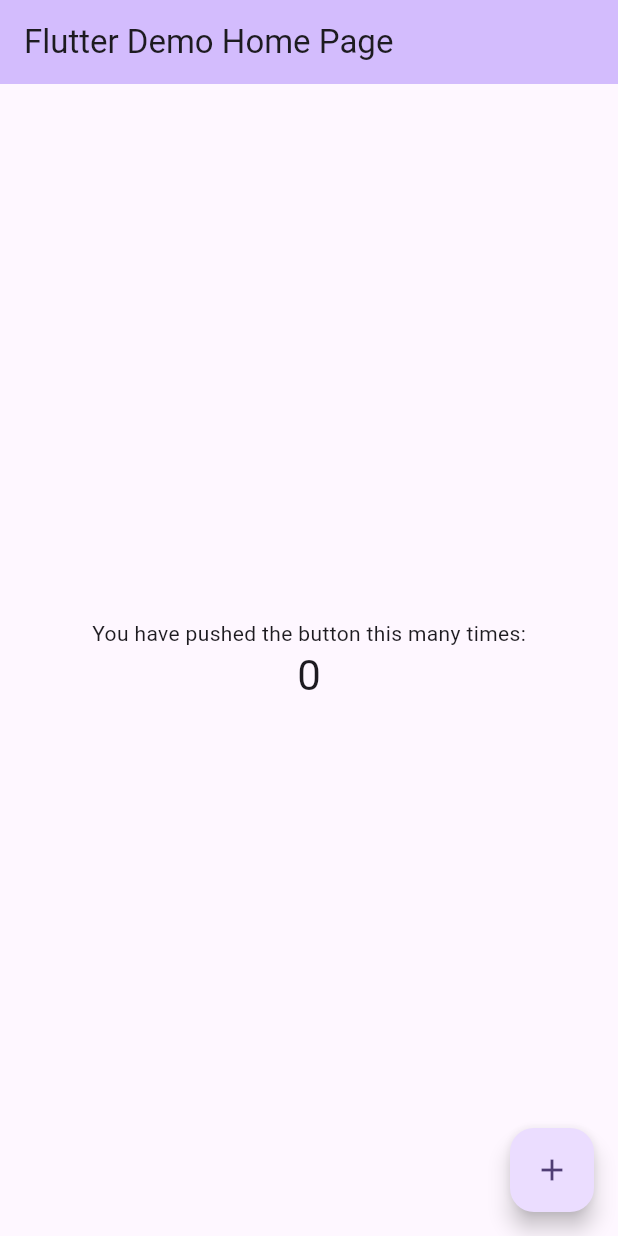
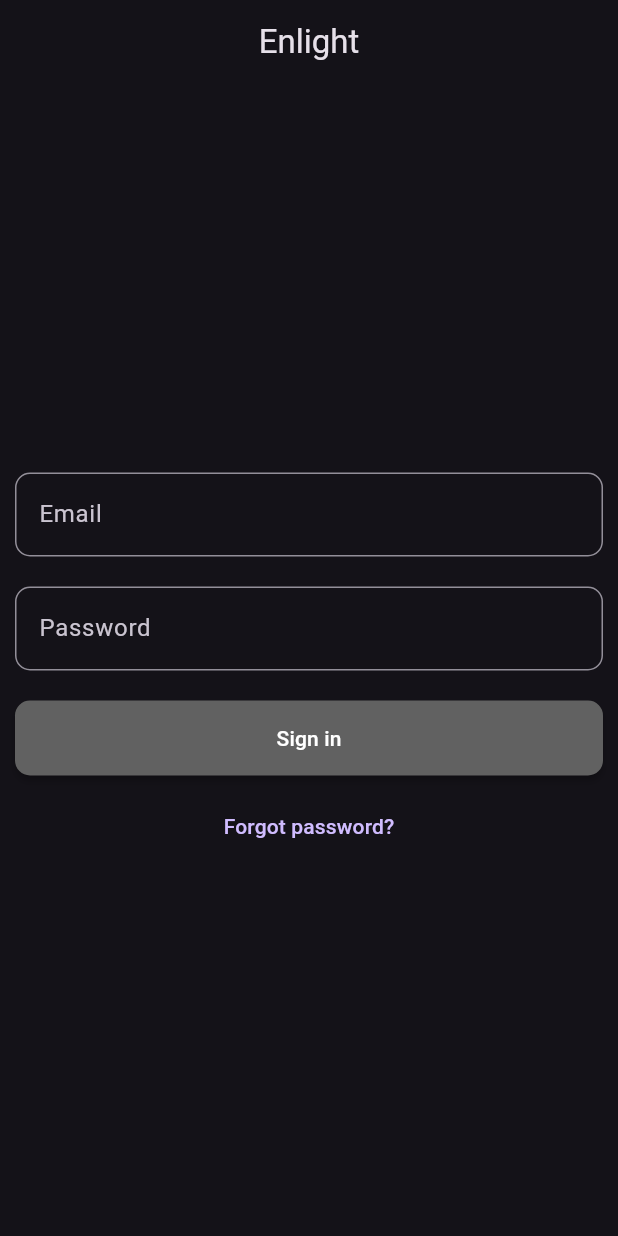
Before and after one commit to pedroramirezneira/enlightfrontend, a Flutter app: the screen it shows after launch, on a phone screen of 412 x 824 dp. Run offline on Flutter 3.47's test engine with Material 3 defaults, Android fonts, the phone set to English and light mode, and no system bars.

Commit message:
Sign in page UI implementation

```diff
--- /dev/null
+++ b/lib/components/enlight_app_bar.dart
@@ -0,0 +1,16 @@
+import 'package:flutter/material.dart';
+
+class EnlightAppBar extends StatelessWidget implements PreferredSizeWidget {
+  const EnlightAppBar({super.key});
+
+  @override
+  Widget build(BuildContext context) {
+    return AppBar(
+      title: const Text("Enlight"),
+      centerTitle: true,
+    );
+  }
+
+  @override
+  Size get preferredSize => const Size.fromHeight(56);
+}
--- /dev/null
+++ b/lib/components/enlight_text_form_field.dart
@@ -0,0 +1,36 @@
+import 'package:flutter/material.dart';
+
+class EnlightTextFormField extends StatelessWidget {
+  final String text;
+  final TextEditingController controller;
+
+  const EnlightTextFormField({
+    super.key,
+    required this.text,
+    required this.controller,
+  });
+
+  @override
+  Widget build(BuildContext context) {
+    return Padding(
+      padding: const EdgeInsets.all(10),
+      child: TextFormField(
+        controller: controller,
+        validator: (value) {
+          if (value == null || value.isEmpty) {
+            return "$text cannot be empty.";
+          }
+          return null;
+        },
+        decoration: InputDecoration(
+          labelText: text,
+          border: const OutlineInputBorder(
+            borderRadius: BorderRadius.all(
+              Radius.circular(10),
+            ),
+          ),
+        ),
+      ),
+    );
+  }
+}
--- a/lib/main.dart
+++ b/lib/main.dart
@@ -1,3 +1,4 @@
+import 'package:enlight/pages/sign_in.dart';
 import 'package:flutter/material.dart';
 
 void main() {
@@ -12,114 +13,8 @@
   Widget build(BuildContext context) {
     return MaterialApp(
       title: 'Flutter Demo',
-      theme: ThemeData(
-        // This is the theme of your application.
-        //
-        // TRY THIS: Try running your application with "flutter run". You'll see
-        // the application has a purple toolbar. Then, without quitting the app,
-        // try changing the seedColor in the colorScheme below to Colors.green
-        // and then invoke "hot reload" (save your changes or press the "hot
-        // reload" button in a Flutter-supported IDE, or press "r" if you used
-        // the command line to start the app).
-        //
-        // Notice that the counter didn't reset back to zero; the application
-        // state is not lost during the reload. To reset the state, use hot
-        // restart instead.
-        //
-        // This works for code too, not just values: Most code changes can be
-        // tested with just a hot reload.
-        colorScheme: ColorScheme.fromSeed(seedColor: Colors.deepPurple),
-        useMaterial3: true,
-      ),
-      home: const MyHomePage(title: 'Flutter Demo Home Page'),
+      theme: ThemeData.dark(),
+      home: const SignIn(),
     );
   }
 }
-
-class MyHomePage extends StatefulWidget {
-  const MyHomePage({super.key, required this.title});
-
-  // This widget is the home page of your application. It is stateful, meaning
-  // that it has a State object (defined below) that contains fields that affect
-  // how it looks.
-
-  // This class is the configuration for the state. It holds the values (in this
-  // case the title) provided by the parent (in this case the App widget) and
-  // used by the build method of the State. Fields in a Widget subclass are
-  // always marked "final".
-
-  final String title;
-
-  @override
-  State<MyHomePage> createState() => _MyHomePageState();
-}
-
-class _MyHomePageState extends State<MyHomePage> {
-  int _counter = 0;
-
-  void _incrementCounter() {
-    setState(() {
-      // This call to setState tells the Flutter framework that something has
-      // changed in this State, which causes it to rerun the build method below
-      // so that the display can reflect the updated values. If we changed
-      // _counter without calling setState(), then the build method would not be
-      // called again, and so nothing would appear to happen.
-      _counter++;
-    });
-  }
-
-  @override
-  Widget build(BuildContext context) {
-    // This method is rerun every time setState is called, for instance as done
-    // by the _incrementCounter method above.
-    //
-    // The Flutter framework has been optimized to make rerunning build methods
-    // fast, so that you can just rebuild anything that needs updating rather
-    // than having to individually change instances of widgets.
-    return Scaffold(
-      appBar: AppBar(
-        // TRY THIS: Try changing the color here to a specific color (to
-        // Colors.amber, perhaps?) and trigger a hot reload to see the AppBar
-        // change color while the other colors stay the same.
-        backgroundColor: Theme.of(context).colorScheme.inversePrimary,
-        // Here we take the value from the MyHomePage object that was created by
-        // the App.build method, and use it to set our appbar title.
-        title: Text(widget.title),
-      ),
-      body: Center(
-        // Center is a layout widget. It takes a single child and positions it
-        // in the middle of the parent.
-        child: Column(
-          // Column is also a layout widget. It takes a list of children and
-          // arranges them vertically. By default, it sizes itself to fit its
-          // children horizontally, and tries to be as tall as its parent.
-          //
-          // Column has various properties to control how it sizes itself and
-          // how it positions its children. Here we use mainAxisAlignment to
-          // center the children vertically; the main axis here is the vertical
-          // axis because Columns are vertical (the cross axis would be
-          // horizontal).
-          //
-          // TRY THIS: Invoke "debug painting" (choose the "Toggle Debug Paint"
-          // action in the IDE, or press "p" in the console), to see the
-          // wireframe for each widget.
-          mainAxisAlignment: MainAxisAlignment.center,
-          children: <Widget>[
-            const Text(
-              'You have pushed the button this many times:',
-            ),
-            Text(
-              '$_counter',
-              style: Theme.of(context).textTheme.headlineMedium,
-            ),
-          ],
-        ),
-      ),
-      floatingActionButton: FloatingActionButton(
-        onPressed: _incrementCounter,
-        tooltip: 'Increment',
-        child: const Icon(Icons.add),
-      ), // This trailing comma makes auto-formatting nicer for build methods.
-    );
-  }
-}
--- /dev/null
+++ b/lib/pages/sign_in.dart
@@ -0,0 +1,84 @@
+import 'package:enlight/components/enlight_app_bar.dart';
+import 'package:enlight/components/enlight_text_form_field.dart';
+import 'package:flutter/material.dart';
+
+class SignIn extends StatefulWidget {
+  const SignIn({super.key});
+
+  @override
+  State<SignIn> createState() => _SignInState();
+}
+
+class _SignInState extends State<SignIn> {
+  late final GlobalKey<FormState> formKey;
+  late final TextEditingController emailController;
+  late final TextEditingController passwordController;
+
+  @override
+  void initState() {
+    super.initState();
+    formKey = GlobalKey<FormState>();
+    emailController = TextEditingController();
+    passwordController = TextEditingController();
+  }
+
+  @override
+  Widget build(BuildContext context) {
+    return Scaffold(
+      appBar: const EnlightAppBar(),
+      body: Column(
+        mainAxisAlignment: MainAxisAlignment.center,
+        children: <Widget>[
+          Form(
+            key: formKey,
+            child: Column(
+              children: <Widget>[
+                EnlightTextFormField(
+                  text: "Email",
+                  controller: emailController,
+                ),
+                EnlightTextFormField(
+                  text: "Password",
+                  controller: passwordController,
+                ),
+                Padding(
+                  padding: const EdgeInsets.all(10),
+                  child: MaterialButton(
+                    onPressed: () {
+                      if (formKey.currentState!.validate()) {
+                        Navigator.of(context).pushAndRemoveUntil(
+                          MaterialPageRoute(
+                              builder: (context) => const Placeholder()),
+                          (route) => false,
+                        );
+                      }
+                    },
+                    minWidth: double.infinity,
+                    height: 50,
+                    shape: const RoundedRectangleBorder(
+                      borderRadius: BorderRadius.all(
+                        Radius.circular(10),
+                      ),
+                    ),
+                    color: Colors.grey.shade700,
+                    child: const Text(
+                      "Sign in",
+                      style: TextStyle(
+                        color: Colors.white,
+                      ),
+                    ),
+                  ),
+                ),
+                TextButton(
+                  onPressed: () {},
+                  child: const Text(
+                      "Forgot password?"),
+                )
+              ],
+            ),
+          ),
+        ],
+      ),
+    );
+  }
+}
```
Also changed, not shown: lib/pages/home.dart (added), lib/pages/sign_up.dart (added).
